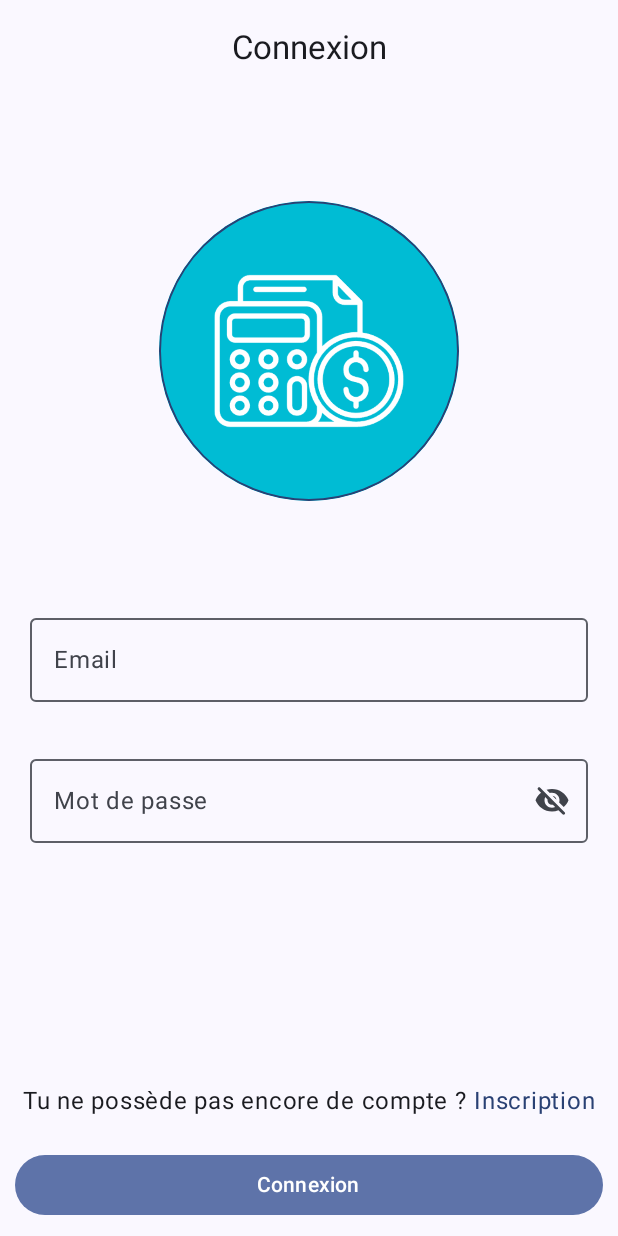
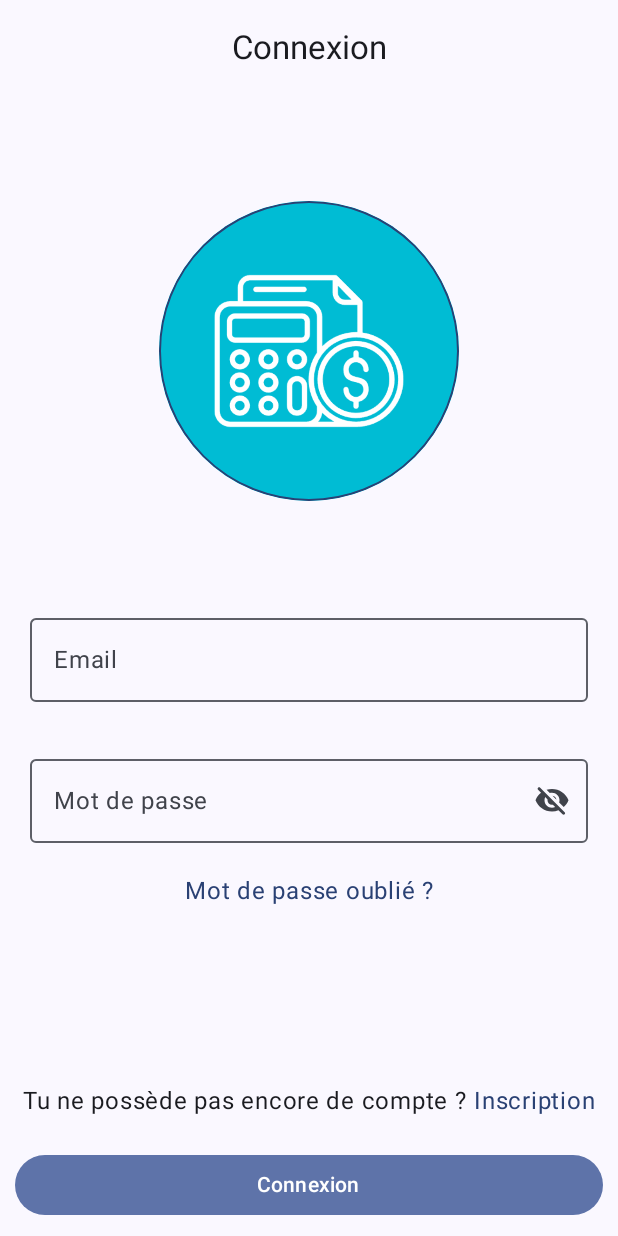
Before and after one commit to Jaetan-Salvetat/jBudget, an Android app built with Jetpack Compose: the screen it shows after launch (AuthActivity), on a phone screen of 412 x 824 dp. Run offline under Robolectric (Android 15) with nearby library versions, the phone set to English and light mode, and no system bars; our stand-ins replace accompanist.

Commit message:
Login add forgot password

```diff
--- a/app/src/main/java/fr/jaetan/jbudget/app/auth/views/LoginView.kt
+++ b/app/src/main/java/fr/jaetan/jbudget/app/auth/views/LoginView.kt
@@ -1,5 +1,6 @@
 package fr.jaetan.jbudget.app.auth.views
 
+import androidx.compose.foundation.clickable
 import androidx.compose.foundation.layout.Column
 import androidx.compose.foundation.layout.Spacer
 import androidx.compose.foundation.layout.fillMaxWidth
@@ -8,6 +9,7 @@ import androidx.compose.foundation.text.KeyboardActions
 import androidx.compose.foundation.text.KeyboardOptions
 import androidx.compose.material3.*
 import androidx.compose.runtime.Composable
+import androidx.compose.ui.Alignment
 import androidx.compose.ui.Modifier
 import androidx.compose.ui.focus.FocusDirection
 import androidx.compose.ui.graphics.Color
@@ -35,7 +37,7 @@ fun LoginView(viewModel: AuthViewModel) {
         containerColor = Color.Transparent,
     )
 
-    Column {
+    Column(horizontalAlignment = Alignment.CenterHorizontally) {
         OutlinedTextField(
             value = viewModel.loginEmail,
             onValueChange = { viewModel.loginEmail = it },
@@ -54,5 +56,13 @@ fun LoginView(viewModel: AuthViewModel) {
             modifier = Modifier.fillMaxWidth(),
             colors = colors
         )
+
+        Spacer(Modifier.height(20.dp))
+
+        Text(stringResource(
+            R.string.forgot_password),
+            modifier = Modifier.clickable {  },
+            color = MaterialTheme.colorScheme.primary
+        )
     }
 }
--- a/app/src/main/res/values/strings.xml
+++ b/app/src/main/res/values/strings.xml
@@ -6,6 +6,7 @@
 
     <string name="navigate_to_register">Tu ne possède pas encore de compte ?</string>
     <string name="navigate_to_login">Tu possède déjà un compte ?</string>
+    <string name="forgot_password">Mot de passe oublié ?</string>
     <string name="password">Mot de passe</string>
     <string name="email">Email</string>
 </resources>
```
